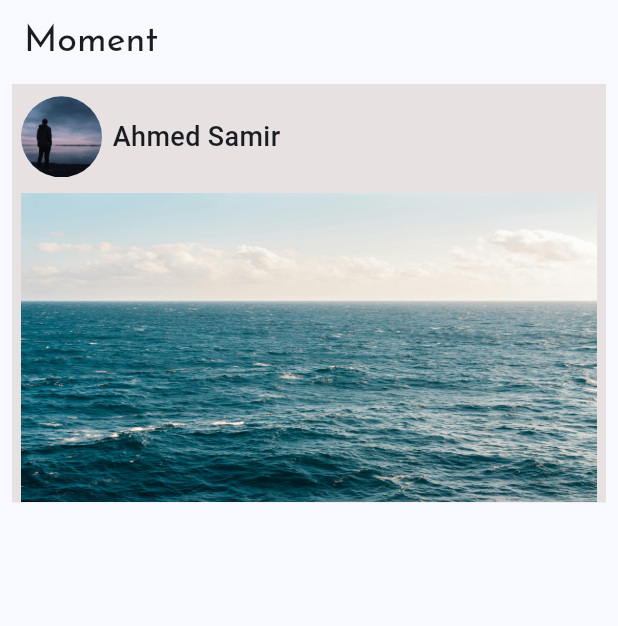
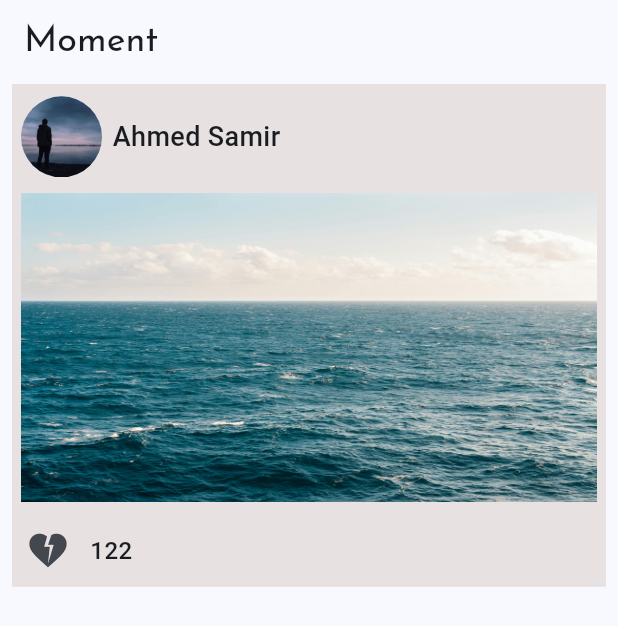
Before and after one commit to AhmedSamir25/moment, a Flutter app: the screen it shows once a user with an empty profile is signed in, on a phone screen of 412 x 824 dp. Shown: the top 626 px of the screen. Run offline on Flutter 3.47's test engine with Material 3 defaults, Android fonts, the phone set to English and light mode, and no system bars; our stand-ins replace cloud_firestore, firebase_auth, firebase_core, firebase_storage, flutter_bloc, image_picker and 1 more; accounts and stored records are empty.

Commit message:
post like

```diff
--- a/lib/core/theme/text_style.dart
+++ b/lib/core/theme/text_style.dart
@@ -4,6 +4,10 @@ abstract class StyleText {
   static TextStyle textStyle14 = const TextStyle(
     fontSize: 14,
   );
+  static TextStyle textStyle16 = const TextStyle(
+    fontSize: 16,
+    fontWeight: FontWeight.w500,
+    );
   static TextStyle textStyle18 = const TextStyle(
     fontSize: 18,
     fontWeight: FontWeight.w500,
--- a/lib/features/home/presentation/view/widgets/post_body.dart
+++ b/lib/features/home/presentation/view/widgets/post_body.dart
@@ -1,6 +1,7 @@
 import 'package:flutter/material.dart';
 import 'package:moment/features/home/presentation/view/widgets/header_post.dart';
 import 'package:moment/features/home/presentation/view/widgets/post_image.dart';
+import 'package:moment/features/home/presentation/view/widgets/post_like.dart';
 
 class PostBody extends StatelessWidget {
   const PostBody({super.key});
@@ -16,6 +17,10 @@ class PostBody extends StatelessWidget {
         const HeaderPost(),
         SizedBox(height: heightMedia * 0.013,),
         const PostImage(),
+        SizedBox(height: heightMedia * 0.01,),
+        PostLike(onPressed: (){},
+         countLike: 122),
+
       ],
       ),
 
--- /dev/null
+++ b/lib/features/home/presentation/view/widgets/post_like.dart
@@ -0,0 +1,22 @@
+import 'package:flutter/material.dart';
+import 'package:flutter/widgets.dart';
+import 'package:moment/core/theme/text_style.dart';
+
+class PostLike extends StatelessWidget {
+  const PostLike({super.key, required this.onPressed, required this.countLike});
+  final Function() onPressed;
+  final int countLike;
+  @override
+  Widget build(BuildContext context) {
+    return  Row(
+      children: [
+        IconButton(onPressed: onPressed,
+         icon: const Icon(Icons.heart_broken,size: 30,)),
+         SizedBox(
+          width: MediaQuery.of(context).size.width * 0.01,
+         ),
+         Text(countLike.toString(),style: StyleText.textStyle16,),
+      ],
+    );
+  }
+}
```
